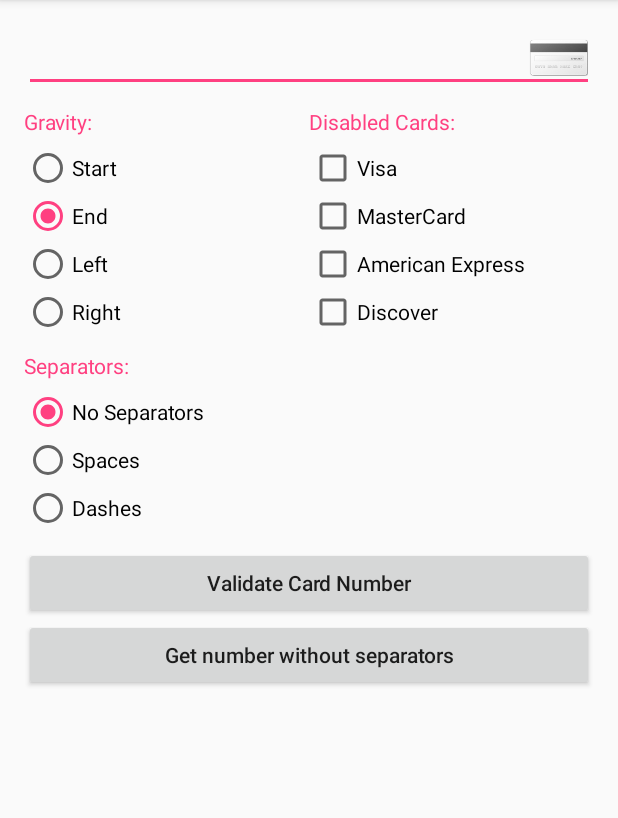
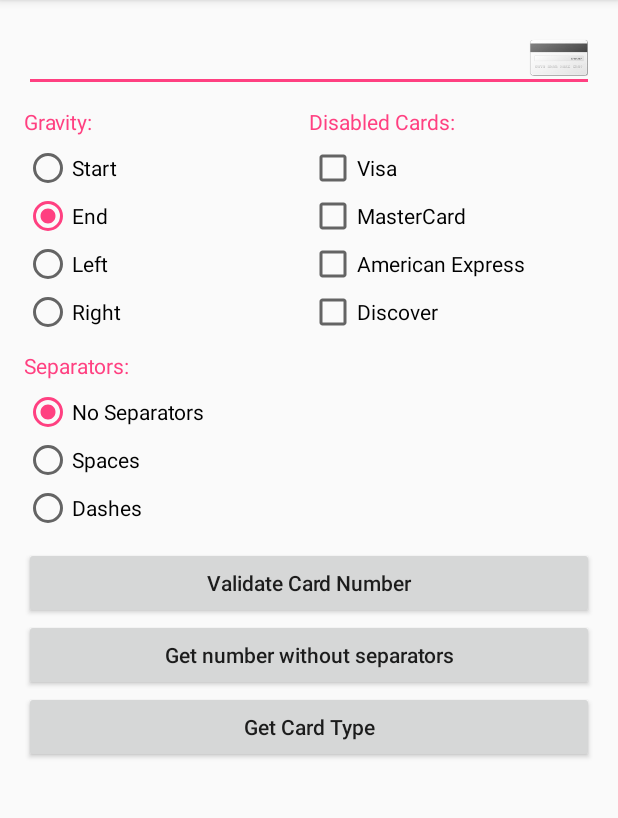
Before and after one commit to Mostafa-MA-Saleh/EditCredit, an Android app: the screen it shows after launch (MainActivity), on a phone screen of 412 x 824 dp, the part 84-902 px from its top. Run offline under Robolectric (Android 15) with nearby library versions, the phone set to English and light mode, and no system bars; 1 statement that could not run was skipped.

Commit message:
- Added the ability to get the card type.

```diff
--- a/app/src/main/res/layout/activity_main.xml
+++ b/app/src/main/res/layout/activity_main.xml
@@ -149,5 +149,12 @@
             android:text="@string/get_number_without_separators"
             android:textAllCaps="false" />
 
+        <Button
+            android:id="@+id/btn_get_type"
+            android:layout_width="match_parent"
+            android:layout_height="wrap_content"
+            android:text="@string/get_type"
+            android:textAllCaps="false" />
+
     </LinearLayout>
 </ScrollView>
--- a/app/src/main/res/values/strings.xml
+++ b/app/src/main/res/values/strings.xml
@@ -6,11 +6,13 @@
     <string name="dashes">Dashes</string>
     <string name="validate_card_number">Validate Card Number</string>
     <string name="get_number_without_separators">Get number without separators</string>
+    <string name="get_type">Get Card Type</string>
     <string name="disabled_cards_label">Disabled Cards:</string>
     <string name="visa">Visa</string>
     <string name="mastercard">MasterCard</string>
     <string name="american_express">American Express</string>
     <string name="discover">Discover</string>
+    <string name="unknown">Unknown</string>
     <string name="gravity_label">Gravity:</string>
     <string name="start">Start</string>
     <string name="end">End</string>
--- a/editcredit/src/main/java/mostafa/ma/saleh/gmail/com/editcredit/EditCredit.java
+++ b/editcredit/src/main/java/mostafa/ma/saleh/gmail/com/editcredit/EditCredit.java
@@ -6,12 +6,6 @@ import android.graphics.Bitmap;
 import android.graphics.Canvas;
 import android.graphics.drawable.BitmapDrawable;
 import android.graphics.drawable.Drawable;
-import androidx.annotation.IntRange;
-import androidx.annotation.NonNull;
-import androidx.annotation.Nullable;
-import androidx.core.content.ContextCompat;
-import androidx.core.widget.TextViewCompat;
-import androidx.appcompat.widget.AppCompatEditText;
 import android.text.InputFilter;
 import android.text.InputType;
 import android.text.TextUtils;
@@ -24,6 +18,14 @@ import java.util.List;
 import java.util.regex.Matcher;
 import java.util.regex.Pattern;
 
+import androidx.annotation.DrawableRes;
+import androidx.annotation.IntRange;
+import androidx.annotation.NonNull;
+import androidx.annotation.Nullable;
+import androidx.appcompat.widget.AppCompatEditText;
+import androidx.core.content.ContextCompat;
+import androidx.core.widget.TextViewCompat;
+
 public class EditCredit extends AppCompatEditText {
 
     public enum Separator {
@@ -35,11 +37,29 @@ public class EditCredit extends AppCompatEditText {
     }
 
     public enum Card {
-        VISA(1), MASTERCARD(2), AMEX(4), DISCOVER(8);
+        VISA(1, R.drawable.visa),
+        MASTERCARD(2, R.drawable.mastercard),
+        AMEX(4, R.drawable.amex),
+        DISCOVER(8, R.drawable.discover),
+        UNKNOWN(-1, R.drawable.creditcard);
+
         private int value;
+        @DrawableRes
+        private int drawableRes;
 
-        Card(int value) {
+        Card(int value, int drawableRes) {
             this.value = value;
+            this.drawableRes = drawableRes;
+        }
+
+        @NonNull
+        static Card from(@DrawableRes int drawableRes) {
+            for (Card card : values()) {
+                if (card.drawableRes == drawableRes) {
+                    return card;
+                }
+            }
+            return UNKNOWN;
         }
     }
 
@@ -134,7 +154,7 @@ public class EditCredit extends AppCompatEditText {
         if (mDrawableResId > 0 && mDrawableResId != mCurrentDrawableResId) {
             mCurrentDrawableResId = mDrawableResId;
         } else if (mDrawableResId == 0) {
-            mCurrentDrawableResId = R.drawable.creditcard;
+            mCurrentDrawableResId = Card.UNKNOWN.drawableRes;
         }
         addDrawable();
         addSeparators();
@@ -302,16 +322,16 @@ public class EditCredit extends AppCompatEditText {
             }
         }
         if (!containsFlag(disabledCards, Card.VISA.value)) {
-            mCCPatterns.put(R.drawable.visa, Pattern.compile("^4[0-9]{1,12}(?:[0-9]{6})?$"));
+            mCCPatterns.put(Card.VISA.drawableRes, Pattern.compile("^4[0-9]{1,12}(?:[0-9]{6})?$"));
         }
         if (!containsFlag(disabledCards, Card.MASTERCARD.value)) {
-            mCCPatterns.put(R.drawable.mastercard, Pattern.compile("^5[1-5][0-9]{0,14}$"));
+            mCCPatterns.put(Card.MASTERCARD.drawableRes, Pattern.compile("^5[1-5][0-9]{0,14}$"));
         }
         if (!containsFlag(disabledCards, Card.AMEX.value)) {
-            mCCPatterns.put(R.drawable.amex, Pattern.compile("^3[47][0-9]{0,13}$"));
+            mCCPatterns.put(Card.AMEX.drawableRes, Pattern.compile("^3[47][0-9]{0,13}$"));
         }
         if (!containsFlag(disabledCards, Card.DISCOVER.value)) {
-            mCCPatterns.put(R.drawable.discover, Pattern.compile("^6(?:011|5[0-9]{1,2})[0-9]{0,12}$"));
+            mCCPatterns.put(Card.DISCOVER.drawableRes, Pattern.compile("^6(?:011|5[0-9]{1,2})[0-9]{0,12}$"));
         }
         onTextChanged("", 0, 0, 0);
     }
@@ -322,6 +342,10 @@ public class EditCredit extends AppCompatEditText {
 
     public boolean isCardValid() {
         return getTextWithoutSeparator().length() > 12 && isValidCard;
+    }
+
+    public Card getCardType() {
+        return Card.from(mCurrentDrawableResId);
     }
 
     @Override
```
Also changed, not shown: app/src/main/java/mostafa/ma/saleh/gmail/com/editcreditdemo/MainActivity.java (+32 -2 lines).
